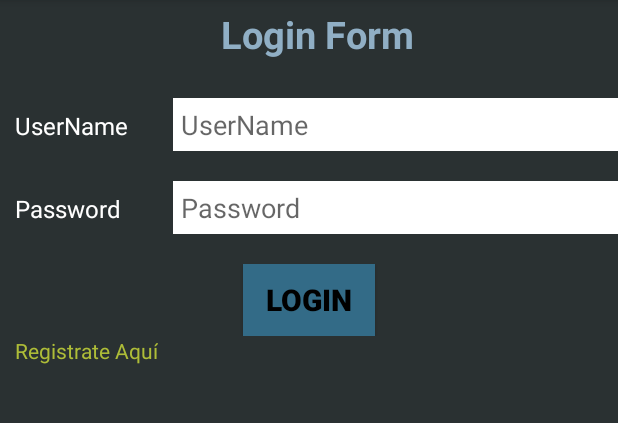
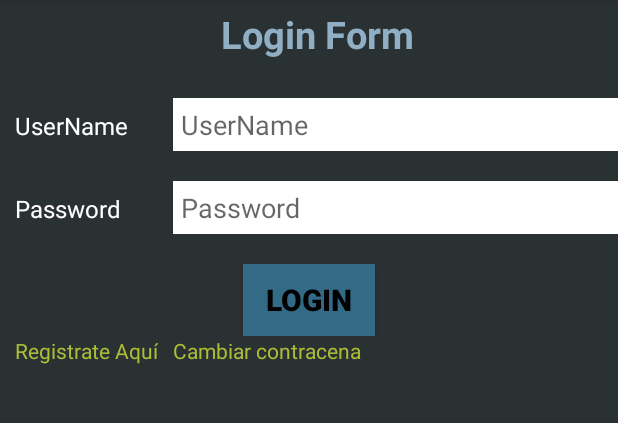
Before and after one commit to Adriangc15/Laboratorio-6-mobiles, an Android app: the screen it shows after launch (MainActivity), on a phone screen of 412 x 824 dp, the part 84-507 px from its top. Run offline under Robolectric (Android 15) with nearby library versions, the phone set to English and light mode, and no system bars.

Commit message:
Cambiar contracena listo

```diff
--- a/TableLayoutExample/app/src/main/java/example/abhiandriod/tablelayoutexample/MainActivity.java
+++ b/TableLayoutExample/app/src/main/java/example/abhiandriod/tablelayoutexample/MainActivity.java
@@ -18,6 +18,7 @@ public class MainActivity extends AppCompatActivity {
     private EditText userName;
     private EditText password;
     private TextView signUp;
+    private TextView cambiar;
 
     @Override
     protected void onCreate(Bundle savedInstanceState) {
@@ -28,6 +29,7 @@ public class MainActivity extends AppCompatActivity {
         this.userName = (EditText) findViewById(R.id.userName);
         this.password = (EditText) findViewById(R.id.password);
         this.signUp = (TextView) findViewById(R.id.signUp);
+        this.cambiar = (TextView) findViewById(R.id.cambiar);
 
         // initiate the model
         Bundle bundle = getIntent().getExtras();
@@ -66,6 +68,14 @@ public class MainActivity extends AppCompatActivity {
             }
         });
 
+        cambiar.setOnClickListener(new View.OnClickListener() {
+            @Override
+            public void onClick(View view) {
+                Intent intent = new Intent(MainActivity.this, CambiarContracena.class);
+                intent.putExtra("model", model);
+                MainActivity.this.startActivity(intent);
+            }
+        });
 
     }
 
--- a/TableLayoutExample/app/src/main/res/layout/activity_cambiar_contracena.xml
+++ b/TableLayoutExample/app/src/main/res/layout/activity_cambiar_contracena.xml
@@ -19,6 +19,7 @@
                 android:id="@+id/textView8"
                 android:layout_width="wrap_content"
                 android:layout_height="wrap_content"
+
                 android:text="Cambiar Contracena" />
         </TableRow>
 
@@ -55,7 +56,7 @@
                     android:layout_weight="1"
                     android:ems="10"
                     android:inputType="textPersonName"
-                    android:text="correo" />
+                    android:hint="Correo" />
             </LinearLayout>
         </TableRow>
 
@@ -174,7 +175,7 @@
                 android:layout_weight="100">
 
                 <Button
-                    android:id="@+id/button4"
+                    android:id="@+id/idCrear"
                     android:layout_width="wrap_content"
                     android:layout_height="wrap_content"
                     android:layout_weight="1"
--- a/TableLayoutExample/app/src/main/res/layout/activity_main.xml
+++ b/TableLayoutExample/app/src/main/res/layout/activity_main.xml
@@ -99,5 +99,13 @@
             android:clickable="true"
             android:text="@string/signUp"
             android:textColor="#AEBD38" />
+        <TextView
+            android:id="@+id/cambiar"
+            android:layout_width="wrap_content"
+            android:layout_height="wrap_content"
+            android:layout_marginLeft="10dp"
+            android:clickable="true"
+            android:text="Cambiar contracena"
+            android:textColor="#AEBD38" />
     </TableRow>
 </TableLayout>
```
Also changed, not shown: TableLayoutExample/app/src/main/java/example/abhiandriod/tablelayoutexample/CambiarContracena.java (+84 -0 lines), TableLayoutExample/app/src/main/java/example/abhiandriod/tablelayoutexample/activity_singup.java (+1 -11 lines).
